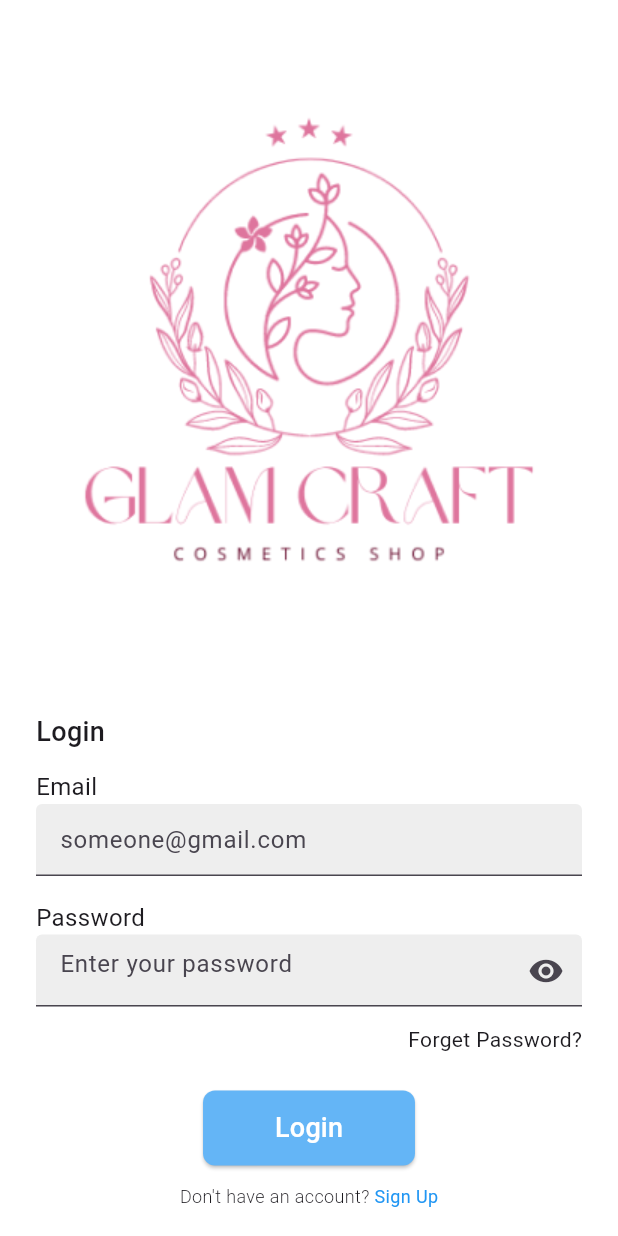
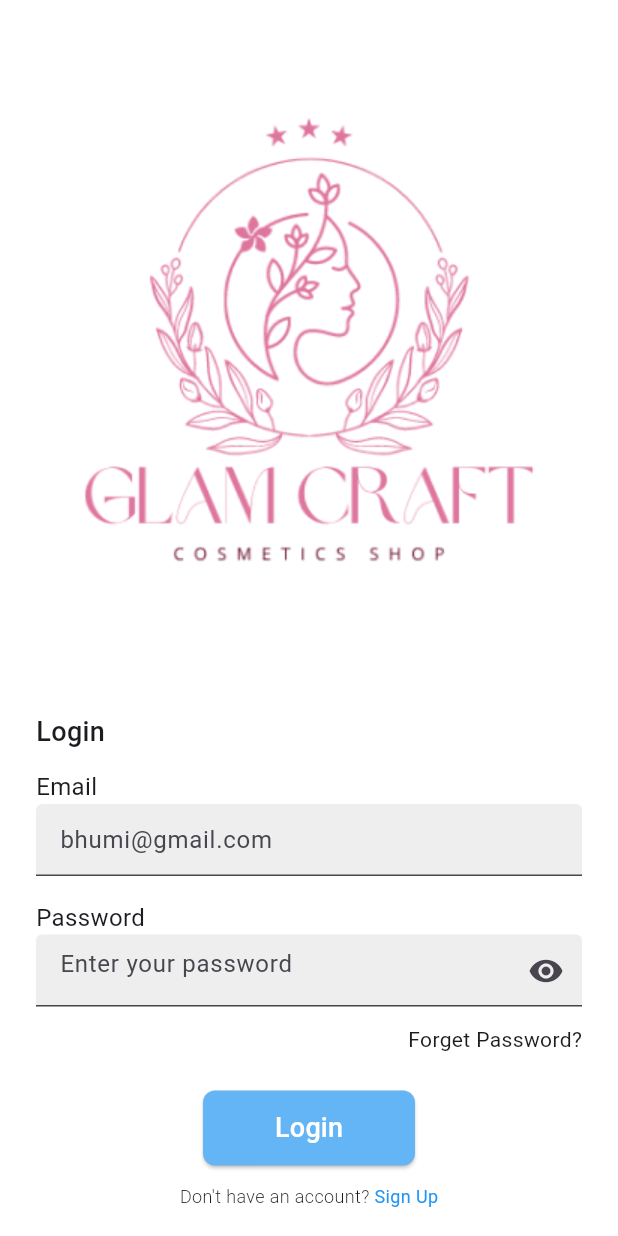
Before and after one commit to ST60002CEM/batch32b-bhumikaasingh, a Flutter app: the SignInPage screen opened directly, on a phone screen of 412 x 824 dp. Run offline on Flutter 3.47's test engine with Material 3 defaults, Android fonts, the phone set to English and light mode, and no system bars; Roboto replaces fonts that are missing (SFPro).

Commit message:
changed code

```diff
--- a/final_assignment/lib/features/login/presentation/view/signin_view.dart
+++ b/final_assignment/lib/features/login/presentation/view/signin_view.dart
@@ -67,7 +67,7 @@ class _SignInPageState extends State<SignInPage> {
                       TextFormField(
                         controller: _emailController,
                         decoration: InputDecoration(
-                          hintText: "someone@gmail.com",
+                          hintText: "bhumi@gmail.com",
                           filled: true,
                           fillColor: Colors.grey[200],
                         ),
```
